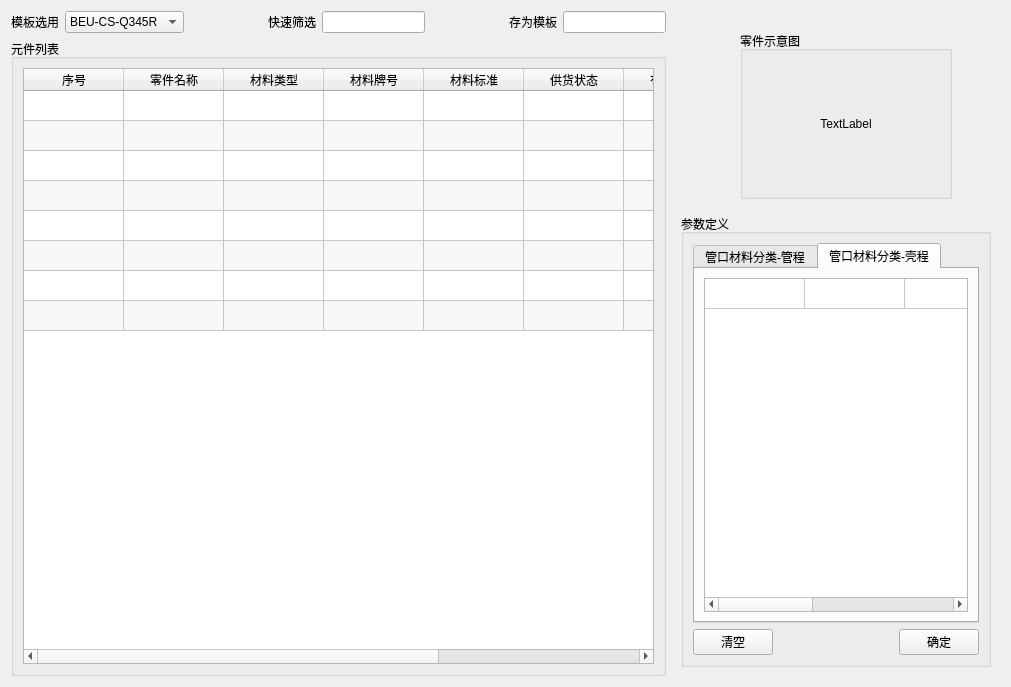
Above: modules/cailiaodingyi/ui/paradefine.ui from smallyu666/smallyu_donlanpec before the change. Below: the same form after it.
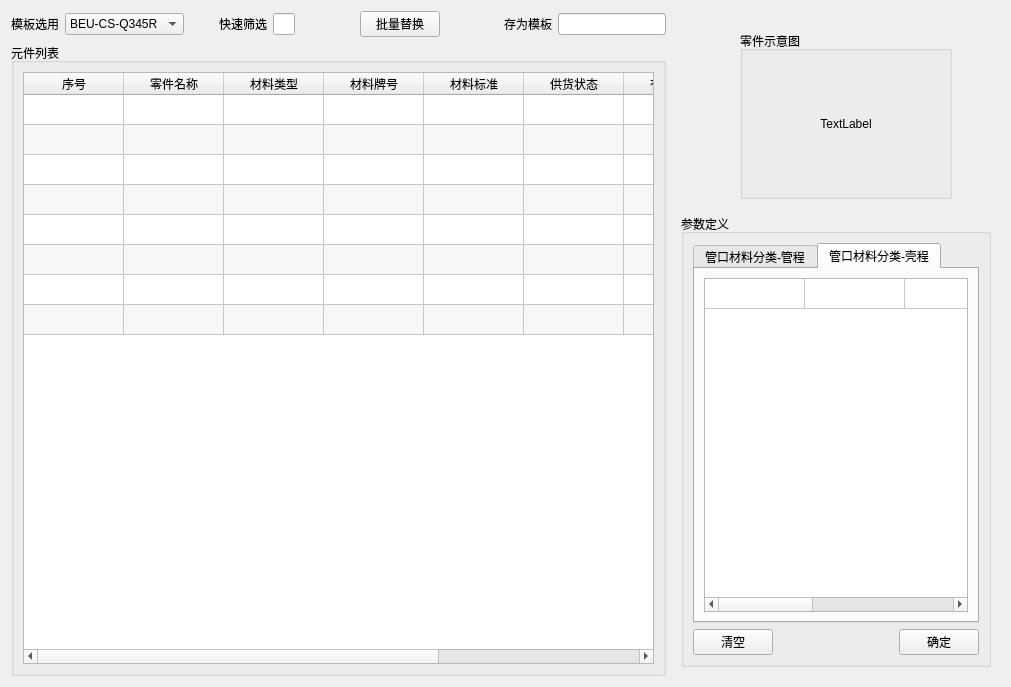
That is the form after the change.

The edit to the form file:
```diff
--- a/modules/cailiaodingyi/ui/paradefine.ui
+++ b/modules/cailiaodingyi/ui/paradefine.ui
@@ -19,8 +19,7 @@
      <item>
       <layout class="QVBoxLayout" name="verticalLayout" stretch="2,8">
        <item>
-        <layout class="QHBoxLayout" name="horizontalLayout_4" stretch="2,1,2,1,2">
-         <item>
+        <layout class="QHBoxLayout" name="horizontalLayout_4" stretch="2,1,2,1,1,1,2">         <item>
           <layout class="QHBoxLayout" name="horizontalLayout">
            <item>
             <widget class="QLabel" name="label">
@@ -80,6 +79,46 @@
            </property>
           </spacer>
          </item>
+<item>
+ <spacer name="horizontalSpacer_6">
+  <property name="orientation">
+   <enum>Qt::Horizontal</enum>
+  </property>
+  <property name="sizeHint" stdset="0">
+   <size>
+    <width>20</width>
+    <height>20</height>
+   </size>
+  </property>
+ </spacer>
+</item>
+
+<item>
+ <layout class="QHBoxLayout" name="horizontalLayout_batch_replace">
+  <item>
+   <widget class="QPushButton" name="pushButton_batch_replace">
+    <property name="text">
+     <string>批量替换</string>
+    </property>
+   </widget>
+  </item>
+ </layout>
+</item>
+
+<item>
+ <spacer name="horizontalSpacer_batch_replace">
+  <property name="orientation">
+   <enum>Qt::Horizontal</enum>
+  </property>
+  <property name="sizeHint" stdset="0">
+   <size>
+    <width>20</width>
+    <height>20</height>
+   </size>
+  </property>
+ </spacer>
+</item>
+
          <item>
           <layout class="QHBoxLayout" name="horizontalLayout_3">
            <item>
```
Lines whose indentation alone changed are shown as unchanged.
